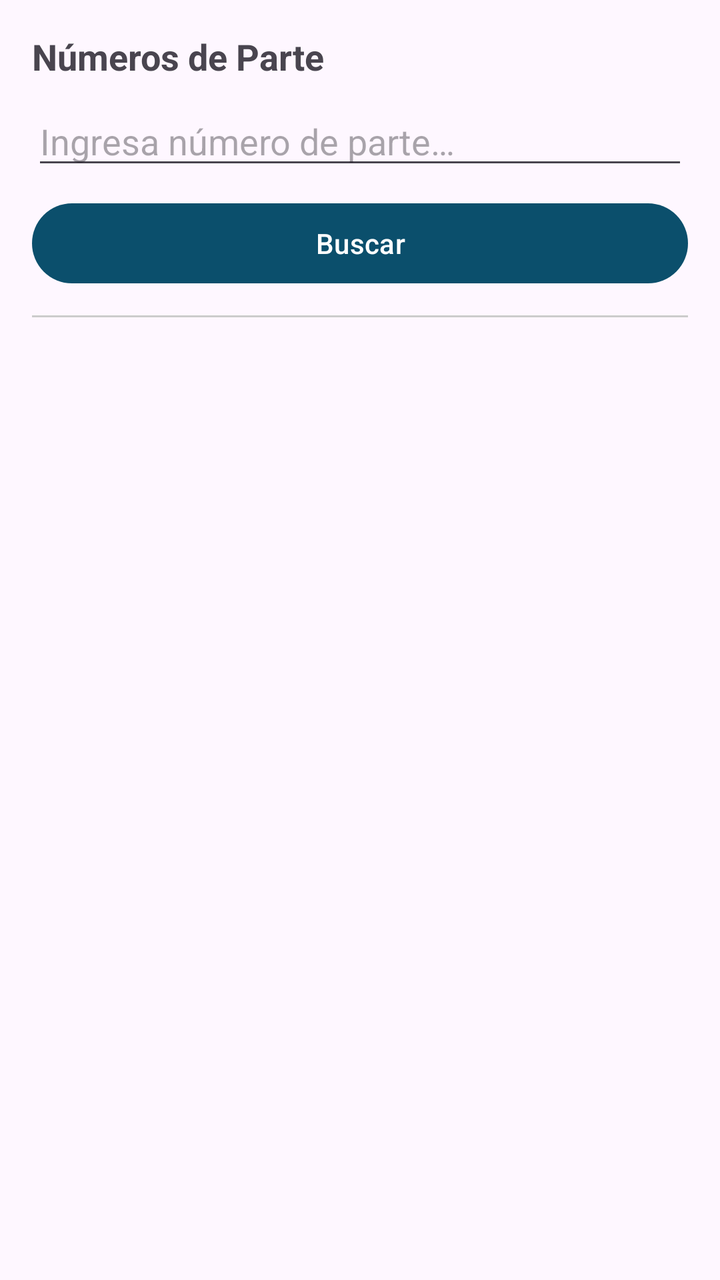
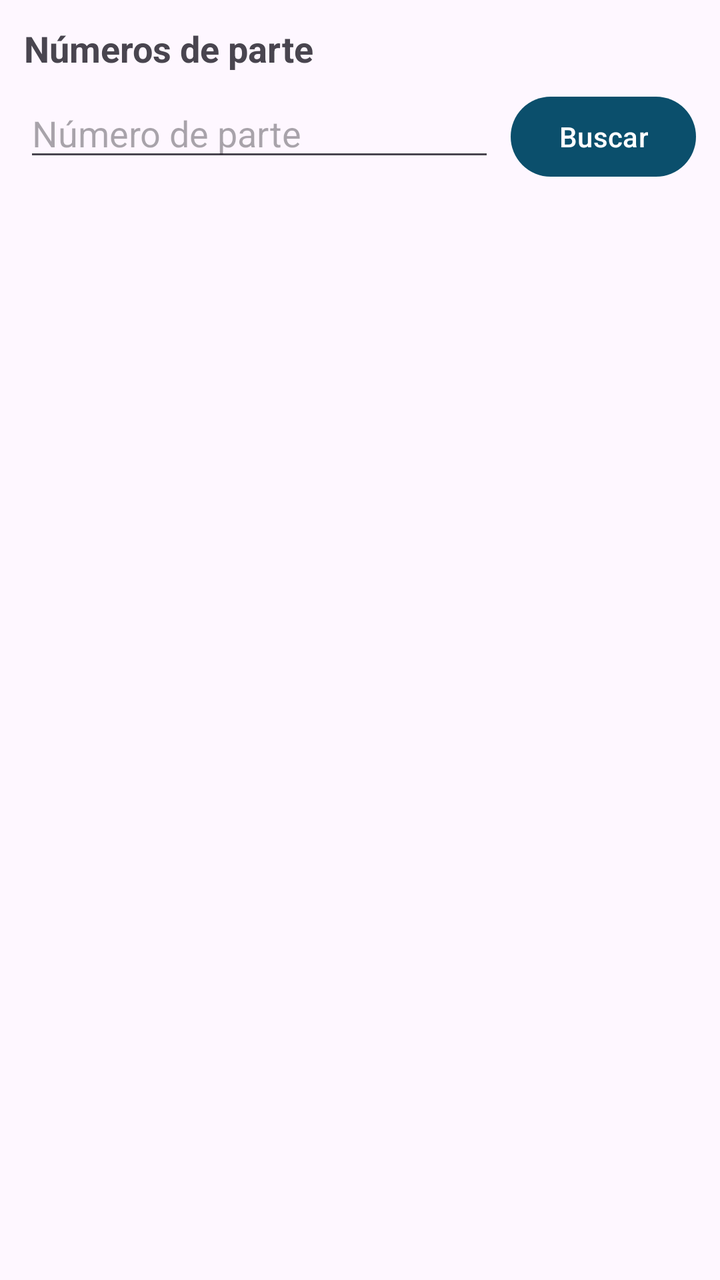

An Android layout rendered at two revisions. The XML below is the earlier revision; the diff shows what the commit changed to produce the second picture.
<!-- AndroidManifest.xml: application theme Theme.BlackHawk -->
<!-- res/layout/fragment_part_numbers.xml -->
<?xml version="1.0" encoding="utf-8"?>
<ScrollView xmlns:android="http://schemas.android.com/apk/res/android"
    android:layout_width="match_parent"
    android:layout_height="match_parent"
    android:fillViewport="true">

    <LinearLayout
        android:orientation="vertical"
        android:padding="16dp"
        android:layout_width="match_parent"
        android:layout_height="wrap_content">

        
        <TextView
            android:text="Números de Parte"
            android:textStyle="bold"
            android:textSize="18sp"
            android:layout_width="wrap_content"
            android:layout_height="wrap_content" />

        
        <EditText
            android:id="@+id/edtPart"
            android:hint="Ingresa número de parte…"
            android:layout_width="match_parent"
            android:layout_height="wrap_content"
            android:layout_marginTop="8dp" />

        
        <Button
            android:id="@+id/btnSearchPart"
            android:text="Buscar"
            android:layout_width="match_parent"
            android:layout_height="wrap_content"
            android:layout_marginTop="8dp" />

        
        <LinearLayout
            android:id="@+id/layoutWBPartsCard"
            android:layout_width="match_parent"
            android:layout_height="wrap_content"
            android:orientation="vertical"
            android:padding="12dp"
            android:layout_marginTop="16dp"
            android:background="@drawable/bg_wbparts_card"
            android:elevation="2dp"
            android:visibility="gone">

            <LinearLayout
                android:layout_width="match_parent"
                android:layout_height="wrap_content"
                android:orientation="horizontal"
                android:gravity="center_vertical">

                <ImageView
                    android:id="@+id/imgWBParts"
                    android:layout_width="32dp"
                    android:layout_height="32dp"
                    android:contentDescription="WBParts"
                    android:src="@mipmap/ic_launcher"
                    android:layout_marginEnd="8dp" />

                <TextView
                    android:id="@+id/txtWBPartsTitle"
                    android:text="WBParts"
                    android:textStyle="bold"
                    android:textSize="16sp"
                    android:layout_width="wrap_content"
                    android:layout_height="wrap_content" />
            </LinearLayout>

            <TextView
                android:id="@+id/txtWBPartsBody"
                android:layout_width="match_parent"
                android:layout_height="wrap_content"
                android:layout_marginTop="6dp"
                android:textIsSelectable="true"
                android:linksClickable="true"
                android:autoLink="web" />

            
            <TextView
                android:id="@+id/txtWBPartsGo"
                android:layout_width="wrap_content"
                android:layout_height="wrap_content"
                android:text="Ir al sitio web"
                android:textStyle="bold"
                android:textColor="#1565C0"
                android:layout_marginTop="8dp" />
        </LinearLayout>

        
        <View
            android:layout_width="match_parent"
            android:layout_height="1dp"
            android:background="#CCCCCC"
            android:layout_marginVertical="12dp" />

        
        <LinearLayout
            android:id="@+id/layoutLocalCard"
            android:layout_width="match_parent"
            android:layout_height="wrap_content"
            android:orientation="vertical"
            android:padding="12dp"
            android:background="@drawable/bg_local_card"
            android:elevation="2dp"
            android:visibility="gone"
            android:clickable="true"
            android:focusable="true"
            android:foreground="?attr/selectableItemBackground">

            <LinearLayout
                android:layout_width="match_parent"
                android:layout_height="wrap_content"
                android:orientation="horizontal"
                android:gravity="center_vertical">

                <ImageView
                    android:id="@+id/imgLocal"
                    android:layout_width="28dp"
                    android:layout_height="28dp"
                    android:src="@mipmap/ic_launcher"
                    android:layout_marginEnd="8dp" />

                <TextView
                    android:id="@+id/txtLocalTitle"
                    android:text="Local"
                    android:textStyle="bold"
                    android:textSize="16sp"
                    android:layout_width="wrap_content"
                    android:layout_height="wrap_content" />
            </LinearLayout>

            <TextView
                android:id="@+id/txtLocalBody"
                android:layout_width="match_parent"
                android:layout_height="wrap_content"
                android:layout_marginTop="6dp"
                android:textIsSelectable="true" />
        </LinearLayout>
    </LinearLayout>
</ScrollView>
<!-- resources referenced by this layout -->
<resources>
  <!-- drawable bg_local_card (drawable) -->
  <shape xmlns:android="http://schemas.android.com/apk/res/android" android:shape="rectangle">
      <solid android:color="#EEF6FF" />
      <corners android:radius="10dp" />
      <stroke android:width="1dp" android:color="#C6E0FF" />
  </shape>
  <!-- drawable bg_wbparts_card (drawable) -->
  <shape xmlns:android="http://schemas.android.com/apk/res/android"
      android:shape="rectangle">
      <solid android:color="#F4F4F4" />
      <corners android:radius="10dp" />
      <stroke android:width="1dp" android:color="#DDDDDD" />
  </shape>
  <!-- mipmap ic_launcher (mipmap-anydpi-v26) -->
  <?xml version="1.0" encoding="utf-8"?>
  <adaptive-icon xmlns:android="http://schemas.android.com/apk/res/android">
      <background android:drawable="@color/ic_launcher_background"/>
      <foreground android:drawable="@mipmap/ic_launcher_foreground"/>
  </adaptive-icon>
  <style name="Theme.BlackHawk" parent="Theme.Material3.Light.NoActionBar">
          <item name="colorPrimary">@color/primary</item>
          <item name="colorSecondary">@color/secondary</item>
          <item name="android:statusBarColor">?attr/colorPrimary</item>
      </style>
  <color name="ic_launcher_background">#000000</color>
  <color name="primary">#0B4F6C</color>
  <color name="secondary">#2D8631</color>
</resources>

<!-- the commit's change to res/layout/fragment_part_numbers.xml (unified diff, before → after) -->
@@ -1,143 +1,174 @@
 <?xml version="1.0" encoding="utf-8"?>
-<ScrollView xmlns:android="http://schemas.android.com/apk/res/android"
+<LinearLayout xmlns:android="http://schemas.android.com/apk/res/android"
+    xmlns:card_view="http://schemas.android.com/apk/res-auto"
     android:layout_width="match_parent"
     android:layout_height="match_parent"
-    android:fillViewport="true">
+    android:orientation="vertical"
+    android:padding="12dp">
 
+    
+    <TextView
+        android:id="@+id/txtSectionTitle"
+        android:layout_width="wrap_content"
+        android:layout_height="wrap_content"
+        android:text="Números de parte"
+        android:textStyle="bold"
+        android:textSize="18sp"
+        android:layout_marginBottom="8dp" />
+
+    
     <LinearLayout
-        android:orientation="vertical"
-        android:padding="16dp"
         android:layout_width="match_parent"
-        android:layout_height="wrap_content">
+        android:layout_height="wrap_content"
+        android:orientation="horizontal">
 
-        
-        <TextView
-            android:text="Números de Parte"
-            android:textStyle="bold"
-            android:textSize="18sp"
-            android:layout_width="wrap_content"
-            android:layout_height="wrap_content" />
-
-        
         <EditText
             android:id="@+id/edtPart"
-            android:hint="Ingresa número de parte…"
+            android:layout_width="0dp"
+            android:layout_height="wrap_content"
+            android:layout_weight="1"
+            android:hint="Número de parte"
+            android:inputType="text"
+            android:maxLines="1" />
+
+        <Button
+            android:id="@+id/btnSearchPart"
+            android:layout_width="wrap_content"
+            android:layout_height="wrap_content"
+            android:text="Buscar"
+            android:layout_marginStart="8dp" />
+    </LinearLayout>
+
+    
+    <androidx.cardview.widget.CardView
+        android:id="@+id/layoutWBPartsCard"
+        android:layout_width="match_parent"
+        android:layout_height="wrap_content"
+        android:layout_marginTop="12dp"
+        android:visibility="gone"
+        card_view:cardElevation="2dp"
+        card_view:cardCornerRadius="6dp">
+
+        <LinearLayout
             android:layout_width="match_parent"
             android:layout_height="wrap_content"
-            android:layout_marginTop="8dp" />
+            android:orientation="horizontal"
+            android:padding="10dp">
 
-        
-        <Button
-            android:id="@+id/btnSearchPart"
-            android:text="Buscar"
-            android:layout_width="match_parent"
-            android:layout_height="wrap_content"
-            android:layout_marginTop="8dp" />
-
-        
-        <LinearLayout
-            android:id="@+id/layoutWBPartsCard"
-            android:layout_width="match_parent"
-            android:layout_height="wrap_content"
-            android:orientation="vertical"
-            android:padding="12dp"
-            android:layout_marginTop="16dp"
-            android:background="@drawable/bg_wbparts_card"
-            android:elevation="2dp"
-            android:visibility="gone">
+            <ImageView
+                android:id="@+id/imgWBParts"
+                android:layout_width="40dp"
+                android:layout_height="40dp"
+                android:layout_marginEnd="8dp"
+                android:contentDescription="@string/app_name" />
 
             <LinearLayout
-                android:layout_width="match_parent"
+                android:layout_width="0dp"
                 android:layout_height="wrap_content"
-                android:orientation="horizontal"
-                android:gravity="center_vertical">
-
-                <ImageView
-                    android:id="@+id/imgWBParts"
-                    android:layout_width="32dp"
-                    android:layout_height="32dp"
-                    android:contentDescription="WBParts"
-                    android:src="@mipmap/ic_launcher"
-                    android:layout_marginEnd="8dp" />
+                android:layout_weight="1"
+                android:orientation="vertical">
 
                 <TextView
                     android:id="@+id/txtWBPartsTitle"
+                    android:layout_width="wrap_content"
+                    android:layout_height="wrap_content"
                     android:text="WBParts"
                     android:textStyle="bold"
-                    android:textSize="16sp"
-                    android:layout_width="wrap_content"
-                    android:layout_height="wrap_content" />
+                    android:textSize="16sp" />
+
+                <TextView
+                    android:id="@+id/txtWBPartsBody"
+                    android:layout_width="match_parent"
+                    android:layout_height="wrap_content"
+                    android:layout_marginTop="4dp"
+                    android:textSize="14sp" />
             </LinearLayout>
-
-            <TextView
-                android:id="@+id/txtWBPartsBody"
-                android:layout_width="match_parent"
-                android:layout_height="wrap_content"
-                android:layout_marginTop="6dp"
-                android:textIsSelectable="true"
-                android:linksClickable="true"
-                android:autoLink="web" />
 
             
             <TextView
                 android:id="@+id/txtWBPartsGo"
                 android:layout_width="wrap_content"
                 android:layout_height="wrap_content"
-                android:text="Ir al sitio web"
+                android:layout_marginStart="8dp"
+                android:gravity="center"
+                android:text="WBParts Web"
+                android:textAllCaps="false"
                 android:textStyle="bold"
-                android:textColor="#1565C0"
-                android:layout_marginTop="8dp" />
+                android:textSize="12sp"
+                android:textColor="?attr/colorPrimary"
+                android:background="@drawable/bg_wbparts_chip" />
         </LinearLayout>
+    </androidx.cardview.widget.CardView>
 
-        
-        <View
-            android:layout_width="match_parent"
-            android:layout_height="1dp"
-            android:background="#CCCCCC"
-            android:layout_marginVertical="12dp" />
+    
+    <androidx.cardview.widget.CardView
+        android:id="@+id/layoutLocalCard"
+        android:layout_width="match_parent"
+        android:layout_height="wrap_content"
+        android:layout_marginTop="12dp"
+        android:visibility="gone"
+        card_view:cardElevation="2dp"
+        card_view:cardCornerRadius="6dp">
 
-        
         <LinearLayout
-            android:id="@+id/layoutLocalCard"
             android:layout_width="match_parent"
             android:layout_height="wrap_content"
             android:orientation="vertical"
-            android:padding="12dp"
-            android:background="@drawable/bg_local_card"
-            android:elevation="2dp"
-            android:visibility="gone"
-            android:clickable="true"
-            android:focusable="true"
-            android:foreground="?attr/selectableItemBackground">
+            android:padding="10dp">
 
             <LinearLayout
                 android:layout_width="match_parent"
                 android:layout_height="wrap_content"
-                android:orientation="horizontal"
-                android:gravity="center_vertical">
+                android:orientation="horizontal">
 
                 <ImageView
                     android:id="@+id/imgLocal"
-                    android:layout_width="28dp"
-                    android:layout_height="28dp"
-                    android:src="@mipmap/ic_launcher"
-                    android:layout_marginEnd="8dp" />
+                    android:layout_width="40dp"
+                    android:layout_height="40dp"
+                    android:layout_marginEnd="8dp"
+                    android:contentDescription="@string/app_name" />
 
-                <TextView
-                    android:id="@+id/txtLocalTitle"
-                    android:text="Local"
-                    android:textStyle="bold"
-                    android:textSize="16sp"
-                    android:layout_width="wrap_content"
-                    android:layout_height="wrap_content" />
+                <LinearLayout
+                    android:layout_width="0dp"
+                    android:layout_height="wrap_content"
+                    android:layout_weight="1"
+                    android:orientation="vertical">
+
+                    <TextView
+                        android:id="@+id/txtLocalTitle"
+                        android:layout_width="wrap_content"
+                        android:layout_height="wrap_content"
+                        android:text="Local"
+                        android:textStyle="bold"
+                        android:textSize="16sp" />
+
+                    <TextView
+                        android:id="@+id/txtLocalMeta"
+                        android:layout_width="match_parent"
+                        android:layout_height="wrap_content"
+                        android:layout_marginTop="4dp"
+                        android:textSize="14sp"
+                        android:visibility="gone" />
+
+                    <TextView
+                        android:id="@+id/txtLocalBody"
+                        android:layout_width="match_parent"
+                        android:layout_height="wrap_content"
+                        android:layout_marginTop="4dp"
+                        android:textSize="14sp" />
+                </LinearLayout>
             </LinearLayout>
+        </LinearLayout>
+    </androidx.cardview.widget.CardView>
 
-            <TextView
-                android:id="@+id/txtLocalBody"
-                android:layout_width="match_parent"
-                android:layout_height="wrap_content"
-                android:layout_marginTop="6dp"
-                android:textIsSelectable="true" />
-        </LinearLayout>
-    </LinearLayout>
-</ScrollView>
+    
+    <androidx.recyclerview.widget.RecyclerView
+        android:id="@+id/rvLocalOccurrences"
+        android:layout_width="match_parent"
+        android:layout_height="0dp"
+        android:layout_marginTop="8dp"
+        android:layout_weight="1"
+        android:visibility="gone"
+        android:nestedScrollingEnabled="true" />
+
+</LinearLayout>
<!-- resource entries referenced after the edit -->
@@ -1,30 +1,34 @@
 <!-- resources referenced by this layout -->
 <resources>
-  <!-- drawable bg_local_card (drawable) -->
-  <shape xmlns:android="http://schemas.android.com/apk/res/android" android:shape="rectangle">
-      <solid android:color="#EEF6FF" />
-      <corners android:radius="10dp" />
-      <stroke android:width="1dp" android:color="#C6E0FF" />
+  <!-- drawable bg_wbparts_chip (drawable) -->
+  <?xml version="1.0" encoding="utf-8"?>
+  <shape xmlns:android="http://schemas.android.com/apk/res/android">
+  
+      
+      <solid android:color="@android:color/transparent" />
+  
+      
+      <stroke
+          android:width="1dp"
+          android:color="?attr/colorPrimary" />
+  
+      
+      <corners android:radius="999dp" />
+  
+      
+      <padding
+          android:left="12dp"
+          android:top="6dp"
+          android:right="12dp"
+          android:bottom="6dp" />
+  
   </shape>
-  <!-- drawable bg_wbparts_card (drawable) -->
-  <shape xmlns:android="http://schemas.android.com/apk/res/android"
-      android:shape="rectangle">
-      <solid android:color="#F4F4F4" />
-      <corners android:radius="10dp" />
-      <stroke android:width="1dp" android:color="#DDDDDD" />
-  </shape>
-  <!-- mipmap ic_launcher (mipmap-anydpi-v26) -->
-  <?xml version="1.0" encoding="utf-8"?>
-  <adaptive-icon xmlns:android="http://schemas.android.com/apk/res/android">
-      <background android:drawable="@color/ic_launcher_background"/>
-      <foreground android:drawable="@mipmap/ic_launcher_foreground"/>
-  </adaptive-icon>
+  <string name="app_name">BlackHawk Maintenance</string>
   <style name="Theme.BlackHawk" parent="Theme.Material3.Light.NoActionBar">
           <item name="colorPrimary">@color/primary</item>
           <item name="colorSecondary">@color/secondary</item>
           <item name="android:statusBarColor">?attr/colorPrimary</item>
       </style>
-  <color name="ic_launcher_background">#000000</color>
   <color name="primary">#0B4F6C</color>
   <color name="secondary">#2D8631</color>
 </resources>
